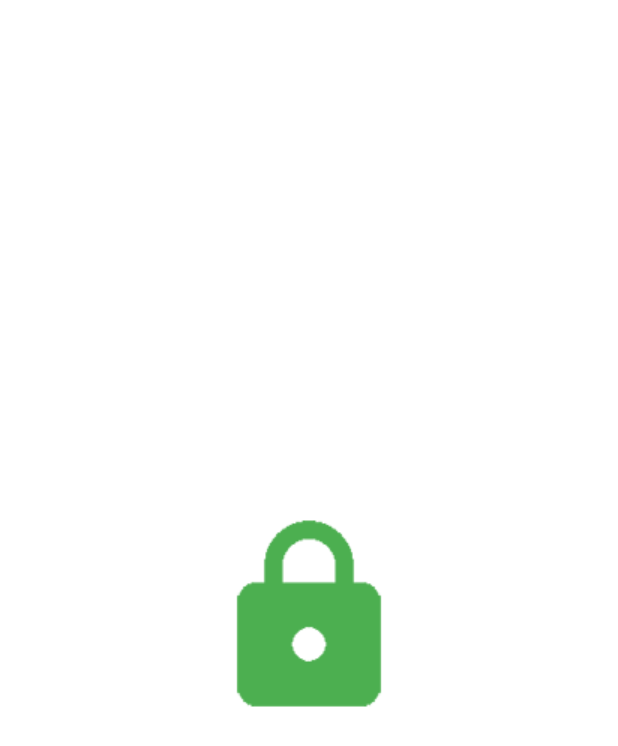
After one commit to willimetro/Loggy, an Android app: the SplashActivity screen opened directly, with no data from a screen before it, on a phone screen of 412 x 824 dp. The commit adds this screen. Shown: the top 746 px of the screen. Run offline under Robolectric (Android 15) with nearby library versions, the phone set to English and light mode, and no system bars; 1 statement that could not run was skipped.

Commit message:
Se crea SplashScreen Se agrega lógica para obtener las preferencias y cargarlas en el activity de login Se finaliza la lógica de la aplicación

```diff
--- /dev/null
+++ b/app/src/main/java/com/udemy/wilfredo/loggy/activities/SplashActivity.java
@@ -0,0 +1,31 @@
+package com.udemy.wilfredo.loggy.activities;
+
+import android.content.Context;
+import android.content.Intent;
+import android.content.SharedPreferences;
+import android.os.Bundle;
+import android.support.v7.app.AppCompatActivity;
+import android.text.TextUtils;
+
+import com.udemy.wilfredo.loggy.utils.Util;
+
+public class SplashActivity extends AppCompatActivity {
+
+    @Override
+    protected void onCreate(Bundle savedInstanceState) {
+        super.onCreate(savedInstanceState);
+
+        SharedPreferences prefs = getSharedPreferences("Preferences", Context.MODE_PRIVATE);
+
+        String email = Util.getValueForPreferences(prefs,"email");
+        String password = Util.getValueForPreferences(prefs,"password");
+        if(!TextUtils.isEmpty(email) && !TextUtils.isEmpty(password)){
+            Intent intentDashboard = new Intent(this,DashboardActivity.class);
+            startActivity(intentDashboard);
+        } else {
+            Intent intentLogin = new Intent(this,LoggyActivity.class);
+            startActivity(intentLogin);
+        }
+        finish();
+    }
+}
--- /dev/null
+++ b/app/src/main/java/com/udemy/wilfredo/loggy/utils/Util.java
@@ -0,0 +1,27 @@
+package com.udemy.wilfredo.loggy.utils;
+
+import android.content.SharedPreferences;
+
+/**
+ * Clase utiitaria con métodos que pueden ser utilizados en toda la aplicación
+ * Created by wilfredo on 08-02-18.
+ */
+
+public class Util {
+
+    /**
+     * Método que obtiene los parámetros desde el SharedPreferences dada una key
+     * @param key propiedad que representa la llave para encontrar el valor
+     * @return String el valor desde el Preferences a partir de la llave
+     */
+    public static String getValueForPreferences(SharedPreferences prefs, String key) {
+        return prefs.getString(key,"");
+    }
+
+    /**
+     * Método que olvida los parámetros guardados en el preference requerido
+     */
+    public static void forgetFields(SharedPreferences prefs) {
+        prefs.edit().clear().apply();
+    }
+}
--- /dev/null
+++ b/app/src/main/res/drawable/splash.xml
@@ -0,0 +1,10 @@
+<?xml version="1.0" encoding="utf-8"?>
+<layer-list xmlns:android="http://schemas.android.com/apk/res/android">
+    <item android:drawable="@color/colorWhite"/>
+
+    <item>
+        <bitmap android:src="@drawable/splash_logo"
+            android:gravity="center"/>
+
+    </item>
+</layer-list>
--- a/app/src/main/res/layout/activity_dasboard.xml
+++ b/app/src/main/res/layout/activity_dasboard.xml
@@ -3,6 +3,6 @@
     xmlns:tools="http://schemas.android.com/tools"
     android:layout_width="match_parent"
     android:layout_height="match_parent"
-    tools:context="com.udemy.wilfredo.loggy.DasboardActivity">
+    tools:context="com.udemy.wilfredo.loggy.activities.DashboardActivity">
 
 </android.support.constraint.ConstraintLayout>
--- a/app/src/main/res/values/colors.xml
+++ b/app/src/main/res/values/colors.xml
@@ -3,4 +3,5 @@
     <color name="colorPrimary">#3F51B5</color>
     <color name="colorPrimaryDark">#303F9F</color>
     <color name="colorAccent">#FF4081</color>
+    <color name="colorWhite">#FFF</color>
 </resources>
--- a/app/src/main/res/values/strings.xml
+++ b/app/src/main/res/values/strings.xml
@@ -4,4 +4,6 @@
     <string name="loggy_password">Passsword</string>
     <string name="loggy_remember">Remember</string>
     <string name="loggy_login">Log In</string>
+    <string name="menu_logout">Log Out</string>
+    <string name="menu_forgetlogout">Log Out and Forget</string>
 </resources>
--- a/app/src/main/res/values/styles.xml
+++ b/app/src/main/res/values/styles.xml
@@ -8,4 +8,8 @@
         <item name="colorAccent">@color/colorAccent</item>
     </style>
 
+    <style name="SplashScreen" parent="Theme.AppCompat.NoActionBar">
+        <item name="android:windowBackground" >@drawable/splash</item>
+    </style>
+
 </resources>
```
Also changed, not shown: app/src/main/AndroidManifest.xml (+5 -2 lines), app/src/main/java/com/udemy/wilfredo/loggy/DasboardActivity.java (deleted, +0 -13 lines), app/src/main/java/com/udemy/wilfredo/loggy/activities/DashboardActivity.java (added, +59 -0 lines), app/src/main/java/com/udemy/wilfredo/loggy/activities/LoggyActivity.java (renamed from app/src/main/java/com/udemy/wilfredo/loggy/LoggyActivity.java, +39 -2 lines), app/src/main/java/com/udemy/wilfredo/loggy/app/LoggyApplication.java (added, +18 -0 lines), app/src/main/res/menu/menu.xml (added, +12 -0 lines).
